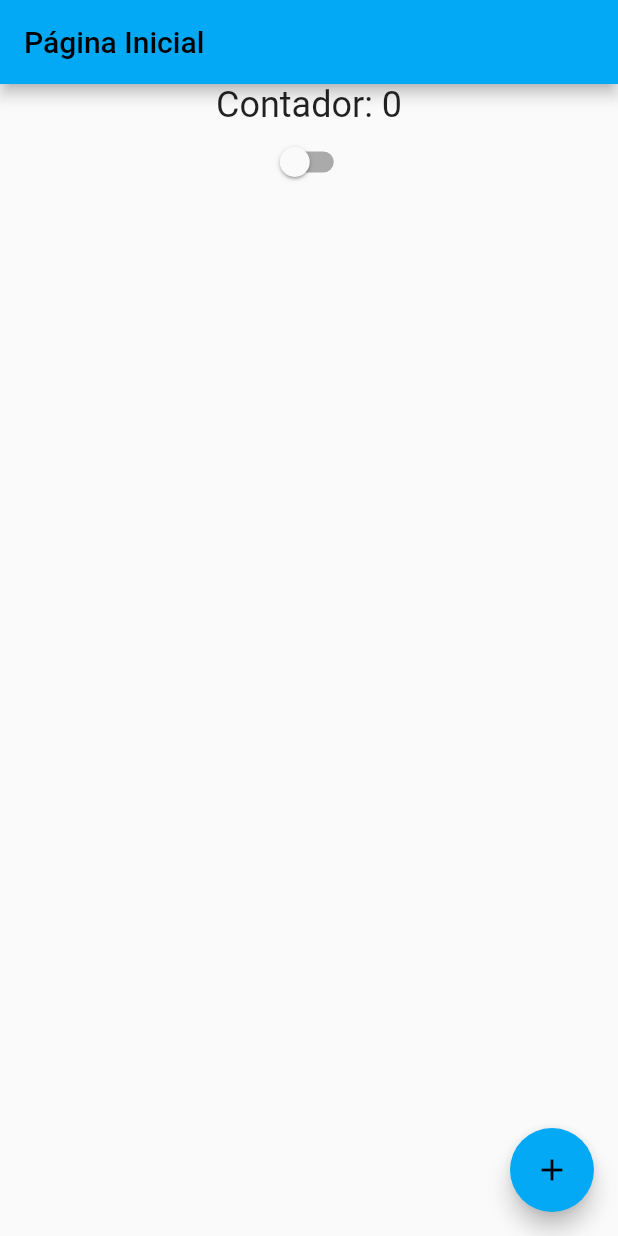
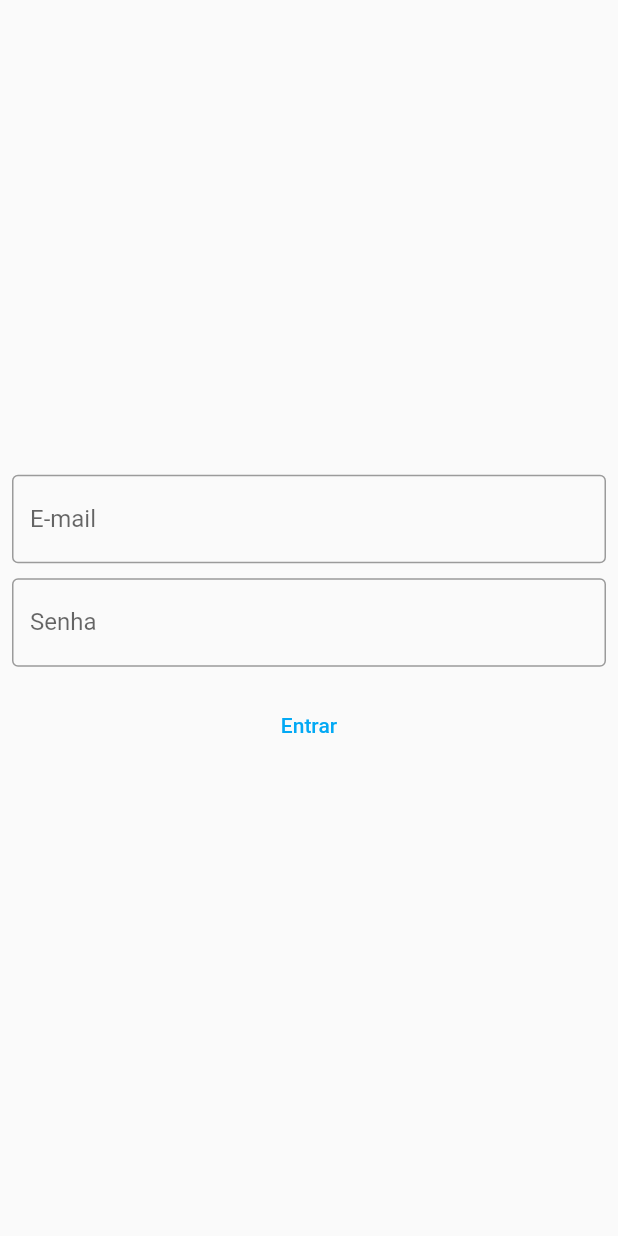
Before and after one commit to jrbytes/hello_world_flutter, a Flutter app: the screen it shows after launch, on a phone screen of 412 x 824 dp. Run offline on Flutter 3.47's test engine with Material 2 defaults, Android fonts, the phone set to English and light mode, and no system bars.

Commit message:
added login page, added navigate with manual route

```diff
--- a/lib/app_widget.dart
+++ b/lib/app_widget.dart
@@ -1,6 +1,6 @@
 import 'package:flutter/material.dart';
 import 'app_controller.dart';
-import 'home_page.dart';
+import 'login_page.dart';
 
 class AppWidget extends StatelessWidget {
   @override
@@ -15,7 +15,7 @@ class AppWidget extends StatelessWidget {
                 ? Brightness.dark
                 : Brightness.light,
           ),
-          home: HomePage(),
+          home: LoginPage(),
         );
       },
     );
--- /dev/null
+++ b/lib/login_page.dart
@@ -0,0 +1,68 @@
+import 'package:flutter/material.dart';
+import 'home_page.dart';
+
+class LoginPage extends StatefulWidget {
+  const LoginPage({super.key});
+
+  @override
+  State<LoginPage> createState() => _LoginPageState();
+}
+
+class _LoginPageState extends State<LoginPage> {
+  String email = '';
+  String password = '';
+
+  @override
+  Widget build(BuildContext context) {
+    return Scaffold(
+      body: SingleChildScrollView(
+        child: SizedBox(
+          width: MediaQuery.of(context).size.width,
+          height: MediaQuery.of(context).size.height,
+          child: Padding(
+            padding: const EdgeInsets.all(8.0),
+            child: Column(
+              mainAxisAlignment: MainAxisAlignment.center,
+              children: [
+                TextField(
+                  onChanged: (text) {
+                    email = text;
+                  },
+                  keyboardType: TextInputType.emailAddress,
+                  decoration: const InputDecoration(
+                    labelText: 'E-mail',
+                    border: OutlineInputBorder(),
+                  ),
+                ),
+                const SizedBox(height: 10),
+                TextField(
+                  onChanged: (text) {
+                    password = text;
+                  },
+                  obscureText: true,
+                  decoration: const InputDecoration(
+                    labelText: 'Senha',
+                    border: OutlineInputBorder(),
+                  ),
+                ),
+                const SizedBox(height: 15),
+                TextButton(
+                  onPressed: () {
+                    if (email == 'jr@gmail.com' && password == '123') {
+                      Navigator.of(context).pushReplacement(
+                        MaterialPageRoute(builder: (context) => HomePage()),
+                      );
+                    } else {
+                      print('Credenciais inválidas');
+                    }
+                  },
+                  child: const Text('Entrar'),
+                )
+              ],
+            ),
+          ),
+        ),
+      ),
+    );
+  }
+}
```
Also changed, not shown: lib/home_page.dart (+30 -19 lines).
